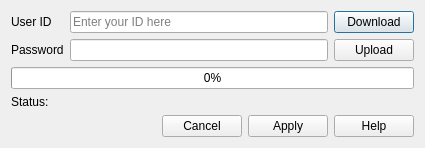
Qt form qt-ui/webservices.ui (subsurface/subsurface) before a commit.
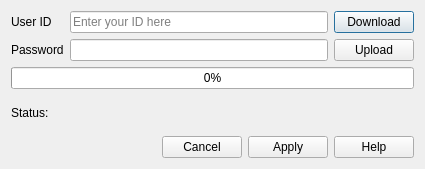
The same form after that commit. Icons and pictures are not drawn.

Commit message: Add application icon to dialogs

```diff
--- a/qt-ui/webservices.ui
+++ b/qt-ui/webservices.ui
@@ -7,7 +7,7 @@
     <x>0</x>
     <y>0</y>
     <width>425</width>
-    <height>141</height>
+    <height>169</height>
    </rect>
   </property>
   <property name="windowTitle">
```
Left out of the diff: 9 changed lines with no effect on the pictures. The commit also changes 6 other files.
